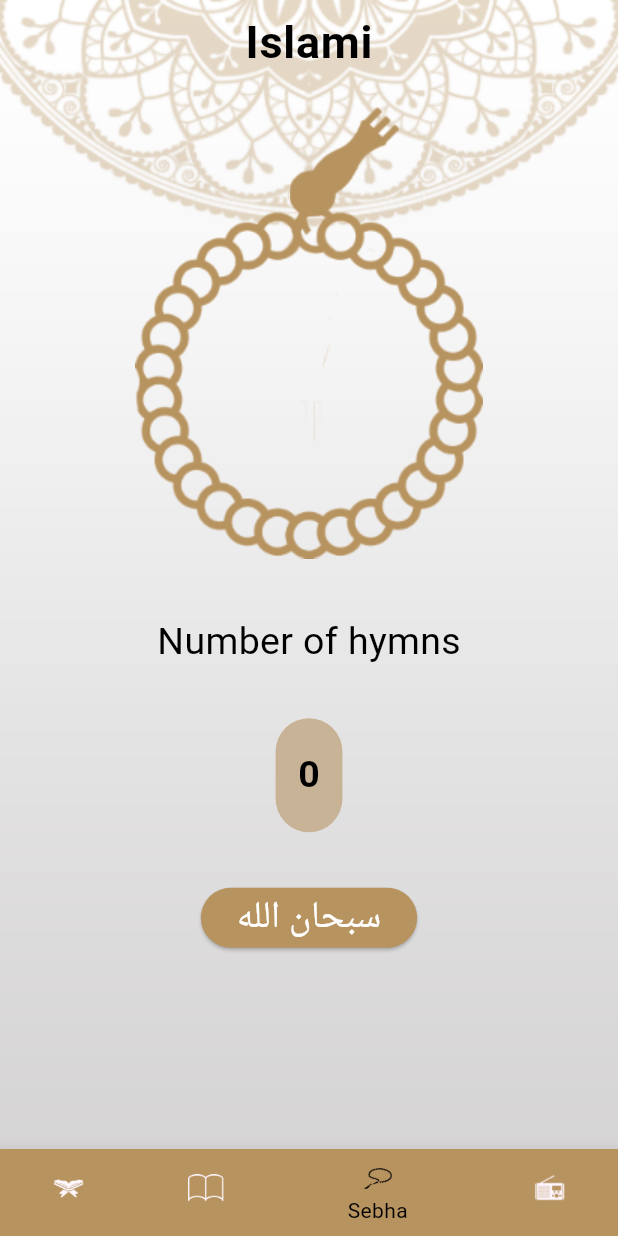
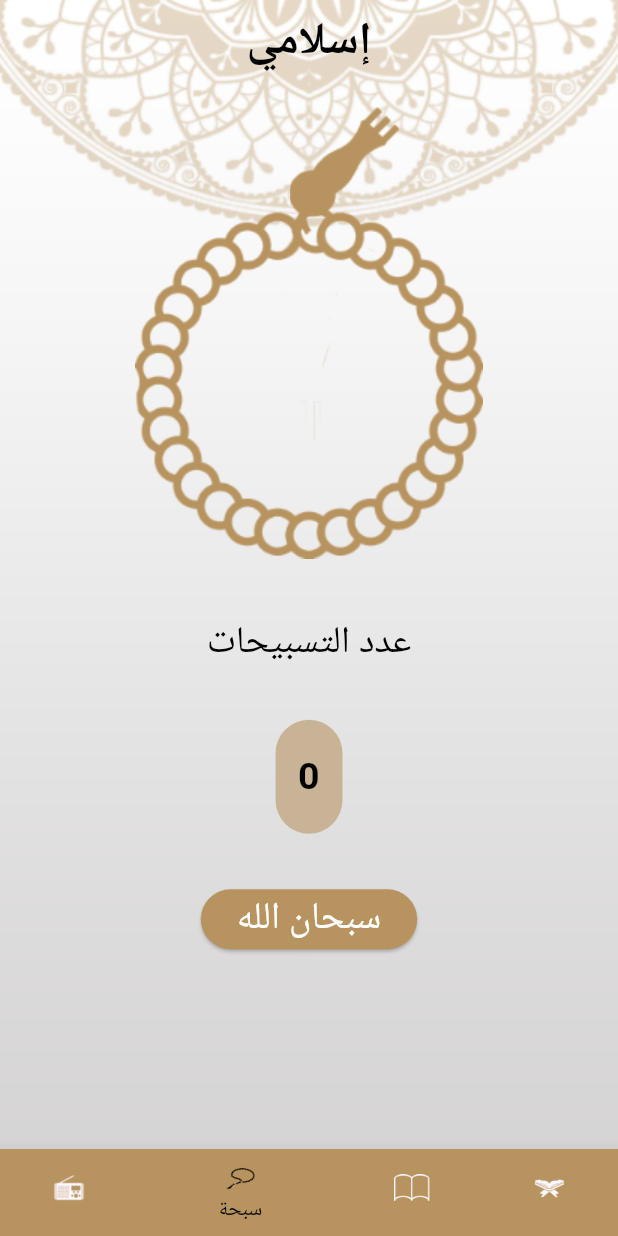
Before and after one commit to oso020/ISLAMI-APP, a Flutter app: the screen it shows after launch, item 3 of the bottom bar chosen, on a phone screen of 412 x 824 dp. Run offline on Flutter 3.47's test engine with Material 3 defaults, Android fonts, the phone set to English and light mode, and no system bars; generated files the repository leaves out were written again.

```diff
--- /dev/null
+++ b/l10n.yaml
@@ -0,0 +1,3 @@
+arb-dir: lib/l10n
+template-arb-file: app_en.arb
+output-localization-file: app_localizations.dart
--- a/lib/Home/hadeth/hadeth_screen.dart
+++ b/lib/Home/hadeth/hadeth_screen.dart
@@ -1,5 +1,6 @@
 import 'package:flutter/material.dart';
 import 'package:flutter/services.dart';
+import 'package:flutter_gen/gen_l10n/app_localizations.dart';
 import 'package:islami_app/theme_app/color_app.dart';
 
 import 'TextButtonHadeth.dart';
@@ -25,7 +26,7 @@
         const Divider(),
         Center(
           child: Text(
-            "AHadeth Name ",
+            AppLocalizations.of(context)!.hadeth_name,
             style: Theme.of(context).textTheme.bodyMedium,
           ),
         ),
--- a/lib/Home/home_screen.dart
+++ b/lib/Home/home_screen.dart
@@ -1,4 +1,5 @@
 import 'package:flutter/material.dart';
+import 'package:flutter_gen/gen_l10n/app_localizations.dart';
 import 'package:islami_app/Home/hadeth/hadeth_screen.dart';
 import 'package:islami_app/Home/quran/quran_screen.dart';
 import 'package:islami_app/Home/radio/radio_screen.dart';
@@ -35,23 +36,23 @@
               currentIndex = selectedItem;
               setState(() {});
             },
-            items: const [
+            items: [
               BottomNavigationBarItem(
-                label: "Quran",
+                label: AppLocalizations.of(context)!.quran,
                 icon: ImageIcon(AssetImage(
                   "assets/images/icon_quran.png",
                 )),
               ),
               BottomNavigationBarItem(
-                label: "Hadeth",
+                label: AppLocalizations.of(context)!.hadeth,
                 icon: ImageIcon(AssetImage("assets/images/icon_hadeth.png")),
               ),
               BottomNavigationBarItem(
-                label: "Sebha",
+                label: AppLocalizations.of(context)!.sebha,
                 icon: ImageIcon(AssetImage("assets/images/icon_sebha.png")),
               ),
               BottomNavigationBarItem(
-                label: "radio",
+                label: AppLocalizations.of(context)!.radio,
                 icon: ImageIcon(AssetImage("assets/images/icon_radio.png")),
               ),
             ],
@@ -59,7 +60,7 @@
         ),
         appBar: AppBar(
           title: Text(
-            "Islami",
+            AppLocalizations.of(context)!.islami,
             style: Theme.of(context).textTheme.bodyLarge,
           ),
         ),
--- a/lib/Home/quran/quran_screen.dart
+++ b/lib/Home/quran/quran_screen.dart
@@ -1,4 +1,5 @@
 import 'package:flutter/material.dart';
+import 'package:flutter_gen/gen_l10n/app_localizations.dart';
 import 'package:islami_app/Home/quran/TextButtonQuran.dart';
 
 class QuranScreen extends StatelessWidget {
@@ -129,7 +130,7 @@
         const Divider(),
         Center(
           child: Text(
-            "Surah Name ",
+            AppLocalizations.of(context)!.sura_name,
             style: Theme.of(context).textTheme.bodyMedium,
           ),
         ),
--- a/lib/Home/radio/radio_screen.dart
+++ b/lib/Home/radio/radio_screen.dart
@@ -1,4 +1,5 @@
 import 'package:flutter/material.dart';
+import 'package:flutter_gen/gen_l10n/app_localizations.dart';
 
 class RadioScreen extends StatelessWidget {
   const RadioScreen({super.key});
@@ -14,7 +15,7 @@
           child: Image.asset("assets/images/radio_image.png"),
         ),
         Text(
-          "Holy Quran Radio ",
+          AppLocalizations.of(context)!.quran_radio,
           style: Theme.of(context).textTheme.bodyMedium,
         ),
         Padding(
--- a/lib/Home/sebha/sebha_screen.dart
+++ b/lib/Home/sebha/sebha_screen.dart
@@ -1,4 +1,5 @@
 import 'package:flutter/material.dart';
+import 'package:flutter_gen/gen_l10n/app_localizations.dart';
 import 'package:islami_app/theme_app/color_app.dart';
 
 class SebhaScreen extends StatefulWidget {
@@ -46,7 +47,7 @@
             ),
           ),
           Text(
-            "Number of hymns",
+            AppLocalizations.of(context)!.number_of_hymns,
             style: Theme.of(context).textTheme.bodyMedium,
           ),
           Padding(
--- /dev/null
+++ b/lib/l10n/app_ar.arb
@@ -0,0 +1,11 @@
+{
+  "islami": "إسلامي",
+  "sura_name": "اسم السورة",
+  "quran": "القرأن",
+  "hadeth": "الحديث",
+  "sebha": "سبحة",
+  "radio": "الإذاعة",
+  "hadeth_name": "اسم الحديث",
+  "number_of_hymns": "عدد التسبيحات",
+  "quran_radio": "إذاعة القرأن"
+}
--- a/lib/main.dart
+++ b/lib/main.dart
@@ -1,4 +1,5 @@
 import 'package:flutter/material.dart';
+import 'package:flutter_gen/gen_l10n/app_localizations.dart';
 import 'package:islami_app/Home/home_screen.dart';
 import 'package:islami_app/Home/quran/quran_details.dart';
 import 'package:islami_app/theme_app/theme_app.dart';
@@ -18,6 +19,9 @@
     return MaterialApp(
       debugShowCheckedModeBanner: false,
       theme: ThemeApp.lightMode,
+      localizationsDelegates: AppLocalizations.localizationsDelegates,
+      supportedLocales: AppLocalizations.supportedLocales,
+      locale: Locale("ar"),
       initialRoute: HomeScreen.routeName,
       routes: {
         HomeScreen.routeName: (context) => HomeScreen(),
--- a/lib/theme_app/color_app.dart
+++ b/lib/theme_app/color_app.dart
@@ -3,4 +3,5 @@
 class ColorApp {
   static const Color blackColor = Colors.black;
   static const Color primaryColor = Color(0xffB7935F);
+  static const Color whiteColor = Color(0xfffffffff);
 }
--- a/pubspec.yaml
+++ b/pubspec.yaml
@@ -36,6 +36,9 @@
   # Use with the CupertinoIcons class for iOS style icons.
   cupertino_icons: ^1.0.6
   flutter_native_splash: ^2.4.1
+  flutter_localizations:
+    sdk: flutter
+  intl: any
 
 dev_dependencies:
   flutter_test:
@@ -53,7 +56,7 @@
 
 # The following section is specific to Flutter packages.
 flutter:
-
+  generate: true
   # The following line ensures that the Material Icons font is
   # included with your application, so that you can use the icons in
   # the material Icons class.
```
Also changed, not shown: lib/l10n/app_en.arb (added, +11 -0 lines), pubspec.lock.
